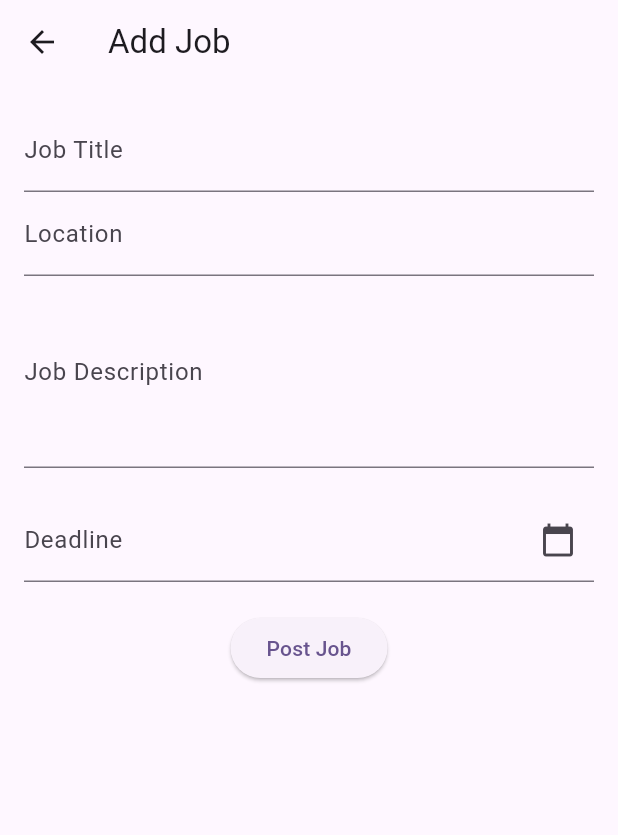
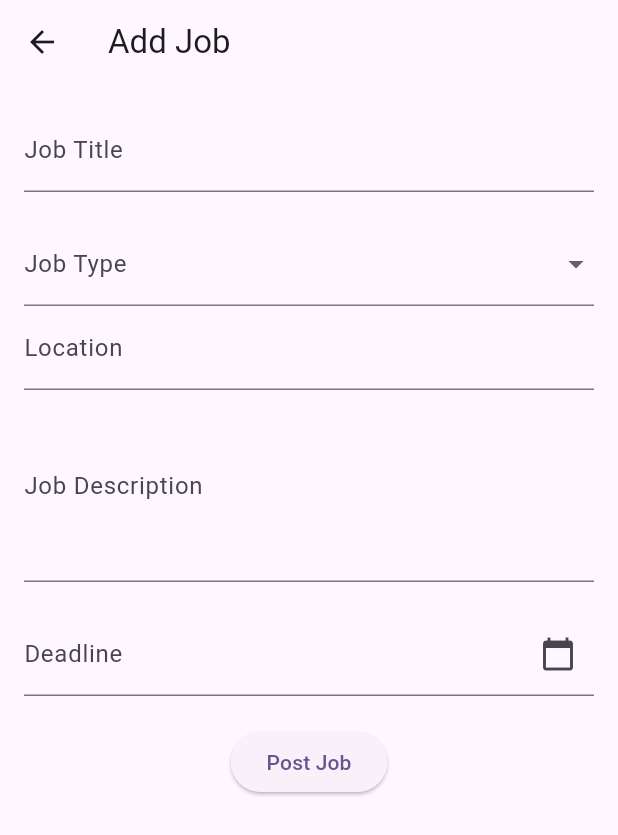
Before and after one commit to kvadah/Serategna, a Flutter app: the AddJobPage screen opened directly, on a phone screen of 412 x 824 dp. Shown: the top 835 px of the screen. Run offline on Flutter 3.47's test engine with Material 3 defaults, Android fonts, the phone set to English and light mode, and no system bars; our stand-ins replace cloud_firestore, file_picker, firebase_auth, firebase_core, fluttertoast, font_awesome_flutter and 2 more; accounts and stored records are empty.

Commit message:
update add post page and add job type for jobs to identify jobs as internship, fultime and part time

```diff
--- a/lib/employee/home_page.dart
+++ b/lib/employee/home_page.dart
@@ -200,6 +200,9 @@ class _HomePageState extends State<HomePage> {
                             Text('Title: ${jobData['title']!}',
                                 style: const TextStyle(
                                     fontSize: 14, fontWeight: FontWeight.bold)),
+                            Text('Job Type: ${jobData['jobType']!}',
+                                style: const TextStyle(
+                                    fontSize: 14, fontWeight: FontWeight.bold)),
                             Text('Location: ${jobData['location']!}',
                                 style: const TextStyle(fontSize: 14)),
                             const SizedBox(height: 8),
--- a/lib/employeer/add_job.dart
+++ b/lib/employeer/add_job.dart
@@ -17,6 +17,8 @@ class _AddJobPageState extends State<AddJobPage> {
   final TextEditingController _deadlineController =
       TextEditingController(); // Controller for deadline
   DateTime? _selectedDeadline;
+  final List<String> jobTypes = ['Full-time', 'Part-time', 'Internship'];
+  String? selectedJobType;
 
   @override
   void initState() {
@@ -57,6 +59,28 @@ class _AddJobPageState extends State<AddJobPage> {
                 controller: _titleController,
                 decoration: const InputDecoration(labelText: 'Job Title'),
               ),
+              const SizedBox(height: 20),
+              DropdownButtonFormField<String>(
+                decoration: const InputDecoration(
+                  labelText: 'Job Type',
+                  // border: OutlineInputBorder(),
+                ),
+                value: selectedJobType,
+                items: jobTypes.map((type) {
+                  return DropdownMenuItem(
+                    value: type,
+                    child: Text(type),
+                  );
+                }).toList(),
+                onChanged: (value) {
+                  setState(() {
+                    selectedJobType = value;
+                  });
+                },
+                validator: (value) =>
+                    value == null ? 'Please select a job type' : null,
+              ),
+
               TextField(
                 controller: _locationController,
                 decoration: const InputDecoration(labelText: 'Location'),
@@ -66,7 +90,7 @@ class _AddJobPageState extends State<AddJobPage> {
                 maxLines: 4,
                 decoration: const InputDecoration(labelText: 'Job Description'),
               ),
-             const SizedBox(height: 20),
+              const SizedBox(height: 20),
               // Deadline field
               TextField(
                 controller: _deadlineController,
@@ -83,14 +107,15 @@ class _AddJobPageState extends State<AddJobPage> {
                 onPressed: () {
                   if (_selectedDeadline == null) {
                     // Show an error if deadline is not selected
-                    ScaffoldMessenger.of(context).showSnackBar(
-                        const SnackBar(content: Text('Please select a deadline')));
+                    ScaffoldMessenger.of(context).showSnackBar(const SnackBar(
+                        content: Text('Please select a deadline')));
                     return;
                   }
                   User? user = Firebaseauth.getCurrentUser();
                   FirestoreJobs.addJobToCompanyAndJobsCollection(
                     user,
                     _titleController.text,
+                    selectedJobType!,
                     _locationController.text,
                     _descriptionController.text,
                     _selectedDeadline, // Add the deadline date
```
Also changed, not shown: lib/employeer/aplicants_page.dart (+2 -7 lines), lib/firebase/firebasefirestore.dart (+6 -5 lines).
